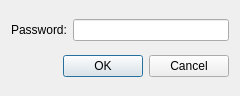
Qt form hcsettings/icadminpassworddialog.ui (GaussCheng/2-5AxisPunch) before a commit.
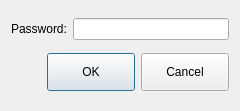
The same form after that commit. Custom widgets are drawn as their Qt base class.

Commit message: 1.放大键盘并做合理调整 2.调整权限页面的“确定”“取消”按钮 3.调整手动页面的四个按键

What changed in the file:
```diff
--- a/hcsettings/icadminpassworddialog.ui
+++ b/hcsettings/icadminpassworddialog.ui
@@ -7,7 +7,7 @@
     <x>0</x>
     <y>0</y>
     <width>240</width>
-    <height>96</height>
+    <height>111</height>
    </rect>
   </property>
   <property name="windowTitle">
@@ -37,6 +37,10 @@
    </item>
    <item>
     <widget class="QDialogButtonBox" name="buttonBox">
+     <property name="styleSheet">
+      <string notr="true">width:80px;
+height:30px ;</string>
+     </property>
      <property name="orientation">
       <enum>Qt::Horizontal</enum>
      </property>
```
The commit also changes 5 other files.
